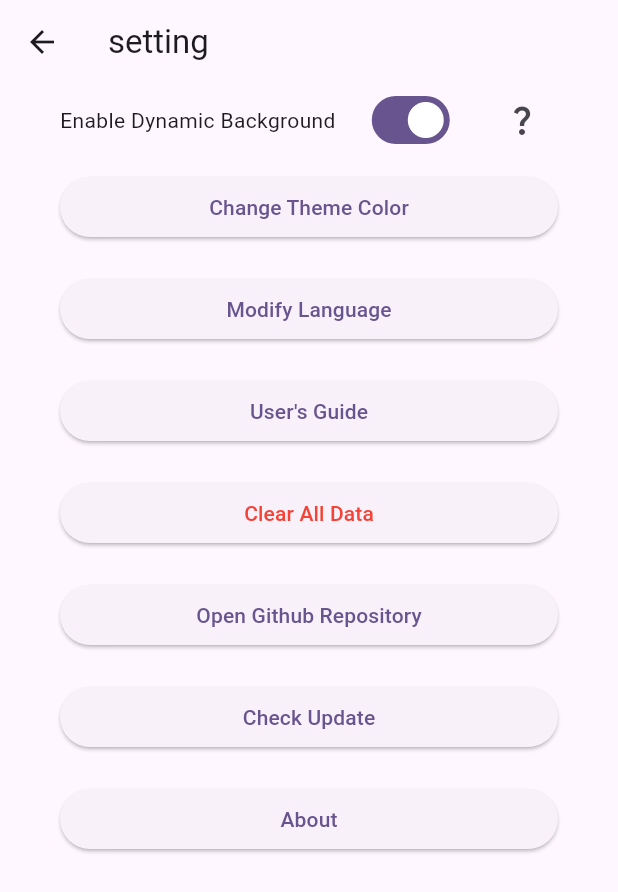
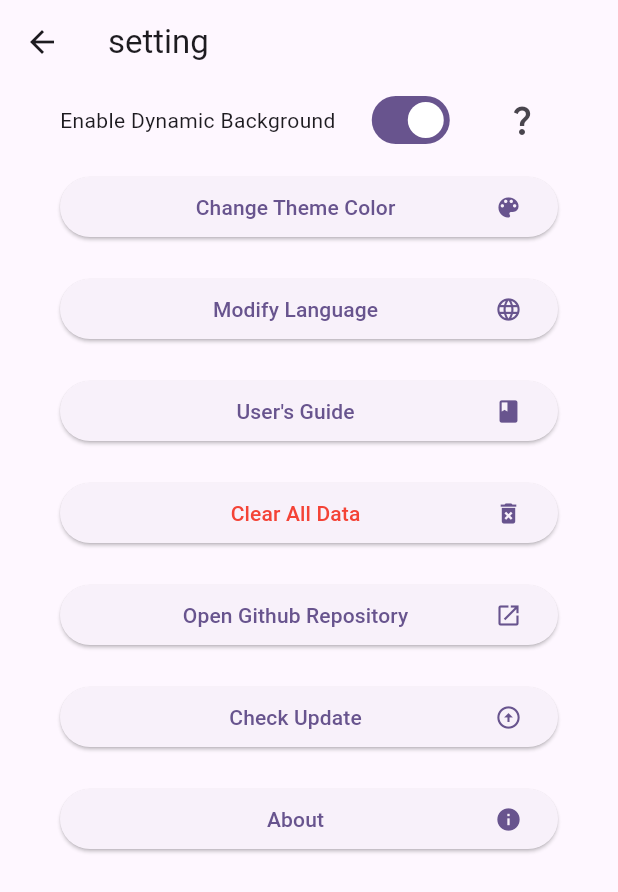
Before and after one commit to 57UU/Shape_Weather, a Flutter app: the screen it shows after launch, after a tap on the "settings" icon, on a phone screen of 412 x 824 dp. Shown: the top 892 px of the screen. Run offline on Flutter 3.47's test engine with Material 3 defaults, Android fonts, the phone set to English and light mode, and no system bars; our stand-ins replace flutter_colorpicker, package_info_plus, reorderables, shared_preferences, syncfusion_flutter_charts; missing offline and left inert: bitsdojo_window, open_weather_client; generated files the repository leaves out were written again; network calls fail.

Commit message:
update sidebar setting

```diff
--- a/lib/l10n/app_en.arb
+++ b/lib/l10n/app_en.arb
@@ -113,5 +113,9 @@
   "reorderTheList": "Reorder the List",
   "iUnderstand": "I understand",
   "allReleases": "All Releases",
-  "click2Check": "Click Here to Check"
+  "click2Check": "Click Here to Check",
+  "webMode":"Web Mode",
+  "tap2GetMoreInfo":"Tap to Get More Info",
+  "webModeIntroduce": "There are two kinds of web modes, one is webassembly and another is javascript.\nWebassembly usually comes with better performance, but it need a compatible browser."
+
 }
--- a/lib/l10n/app_zh.arb
+++ b/lib/l10n/app_zh.arb
@@ -113,5 +113,9 @@
   "iUnderstand": "我明白了",
   "locate": "定位",
   "allReleases": "所有历史版本",
-  "click2Check": "点击查看"
+  "click2Check": "点击查看",
+  "webMode":"网页运行模式",
+  "tap2GetMoreInfo":"点击查看更多",
+  "webModeIntroduce": "Shape Weather(Web)支持两种运行模式: webassembly与javascript.\nWebassembly通常来说具有更好的性能, 但是它需要浏览器支持才行"
+
 }
--- a/lib/weather_ui/home_page.dart
+++ b/lib/weather_ui/home_page.dart
@@ -37,6 +37,7 @@ class HomePageState extends State<HomePage> {
 
   @override
   Widget build(BuildContext context) {
+    var rootScaffold=GlobalKey<ScaffoldState>();
     if (weatherPages.value.isEmpty) {
       title = AppLocalizations.of(context)!.welcome2ShapeWeather;
     } else {
@@ -58,6 +59,7 @@ class HomePageState extends State<HomePage> {
     if (weatherPages.value.length == 1) {
       title = weatherPages.value.first.title;
     }
+
     var mainWidget = Scaffold(
 /*      drawer: Drawer(
         child: LocationChoose(widget.orientation,pageController),
@@ -85,17 +87,25 @@ class HomePageState extends State<HomePage> {
                     title,
                     key: ValueKey<String>(title),
                   )),
-              IconButton(
+              Builder(builder: (context) {
+                return IconButton(
                     onPressed: () {
+                      if (widget.orientation == Orientation.portrait) {
                         Navigator.push(context,
                             CupertinoPageRoute(builder: (builder) {
                           return const Setting();
                         }));
+                      } else {
+                        //open drawer
+                        rootScaffold.currentState!.openEndDrawer();
+                      }
                     },
-                  icon: const Icon(Icons.settings))
+                    icon: const Icon(Icons.settings));
+              })
             ],
           ),
         ),
+
         body: weatherPages.value.isEmpty
             ? Builder(builder: (context) {
                 return const Welcome();
@@ -111,13 +121,15 @@ class HomePageState extends State<HomePage> {
 
     var width = MediaQuery.of(context).size.width;
 
+
+    Widget child;
     if (isLandscape) {
       var locationChooseWidth = width * 2 / 5;
       double widthMax = 350;
       if (locationChooseWidth > widthMax) {
         locationChooseWidth = widthMax;
       }
-      return Row(
+      child= Row(
         children: [
           SizedBox(
               width: locationChooseWidth,
@@ -128,8 +140,17 @@ class HomePageState extends State<HomePage> {
         ],
       );
     } else {
-      return mainWidget;
+      child= mainWidget;
     }
+    return Scaffold(
+      key: rootScaffold,
+      body: child,
+      endDrawerEnableOpenDragGesture: false,
+      endDrawer: const Drawer(
+        width: 500,
+        child: Fragment(child: Setting()),
+      ),
+    );
 
     //return MyWidget();
   }
--- a/lib/weather_ui/setting.dart
+++ b/lib/weather_ui/setting.dart
@@ -35,6 +35,7 @@ class _SettingState extends State<Setting> {
               return const ChangeThemeColorPage();
             }));
           },
+          icon: const Icon(Icons.color_lens),
           child: Text(AppLocalizations.of(context)!.changeThemeColor)),
       ButtonWithPadding(
           onPressed: () {
@@ -42,6 +43,7 @@ class _SettingState extends State<Setting> {
               return const ChangeLanguagePage();
             }));
           },
+          icon: const Icon(Icons.language),
           child: Text(AppLocalizations.of(context)!.modifyLanguage)),
 
 /*          ElevatedButton(
@@ -59,6 +61,7 @@ class _SettingState extends State<Setting> {
               return const Introduce();
             }));
           },
+          icon: const Icon(Icons.book),
           child: Text(AppLocalizations.of(context)!.userGuidance)),
       ButtonWithPadding(
           onPressed: () async {
@@ -72,6 +75,7 @@ class _SettingState extends State<Setting> {
               loadConfig();
             }
           },
+          icon: const Icon(Icons.delete_forever),
           child: Text(
             AppLocalizations.of(context)!.clearAllData,
             style: const TextStyle(color: Colors.red),
@@ -82,12 +86,14 @@ class _SettingState extends State<Setting> {
                 await launchUrl(Uri.parse(
                     "https://github.com/57UU/Shape_Weather/releases"));
               },
-              child: Text(AppLocalizations.of(context)!.downloadNativeEdition))
+              icon: const Icon(Icons.open_in_new),
+              child: Text(AppLocalizations.of(context)!.downloadNativeEdition),)
           : Container(),
       ButtonWithPadding(
           onPressed: () async {
             await launchUrl(Uri.parse("https://github.com/57UU/Shape_Weather"));
           },
+          icon: const Icon(Icons.open_in_new),
           child: Text(AppLocalizations.of(context)!.openGithubRepo)),
       ButtonWithPadding(
           onPressed: () {
@@ -95,6 +101,7 @@ class _SettingState extends State<Setting> {
               return const CheckUpdates();
             }));
           },
+          icon: const Icon(Icons.arrow_circle_up),
           child: Text(AppLocalizations.of(context)!.checkUpdate)),
       ButtonWithPadding(
           onPressed: () {
@@ -102,6 +109,7 @@ class _SettingState extends State<Setting> {
               return const About();
             }));
           },
+          icon: const Icon(Icons.info),
           child:  Text(AppLocalizations.of(context)!.about)),
 
 /*      ButtonWithPadding(
--- a/lib/weather_ui/widgets/controls.dart
+++ b/lib/weather_ui/widgets/controls.dart
@@ -303,19 +303,31 @@ class Fragment extends StatelessWidget {
 class ButtonWithPadding extends StatelessWidget {
   final Function() onPressed;
   final Widget child;
+  final Widget? icon;
 
   const ButtonWithPadding(
-      {required this.child, required this.onPressed, super.key});
+      {required this.child, required this.onPressed, super.key, this.icon});
 
   @override
   Widget build(BuildContext context) {
+    Widget realChild;
+    if(icon!=null){
+      realChild=Row(
+        mainAxisAlignment: MainAxisAlignment.spaceBetween,
+        children: [
+          Container(),child,icon!
+        ],
+      );
+    }else{
+      realChild=child;
+    }
     return Padding(
       padding: const EdgeInsets.all(10),
       child: ElevatedButton(
           onPressed: onPressed,
           child: Padding(
             padding: const EdgeInsets.fromLTRB(0, 10, 0, 10),
-            child: child,
+            child: realChild,
           )),
     );
   }
@@ -341,8 +353,9 @@ class TextRow extends StatelessWidget {
 
   @override
   Widget build(BuildContext context) {
-    var result = MediaQuery.of(context);
-    var isThin = result.size.width < 700 && (text2.length + text.length) > 30;
+    return LayoutBuilder(builder: (builder,constraints){
+      //var result = MediaQuery.of(context);
+      var isThin = constraints.maxWidth < 700 && (text2.length + text.length) > 30;
       return isThin
           ? Padding(
         padding: const EdgeInsets.fromLTRB(0, 15, 0, 15),
@@ -359,6 +372,8 @@ class TextRow extends StatelessWidget {
           children: [Text(text), child, Text(text2)],
         ),
       );
+    });
+
   }
 }
 
--- a/pubspec.yaml
+++ b/pubspec.yaml
@@ -16,7 +16,7 @@ publish_to: 'none' # Remove this line if you wish to publish to pub.dev
 # https://developer.apple.com/library/archive/documentation/General/Reference/InfoPlistKeyReference/Articles/CoreFoundationKeys.html
 # In Windows, build-name is used as the major, minor, and patch parts
 # of the product and file versions while build-number is used as the build suffix.
-version: 1.11.3+1
+version: 1.11.4+1
 
 environment:
   sdk: '>=3.1.0 <4.0.0'
```
Also changed, not shown: lib/weather_ui/about.dart (+4 -4 lines). Lines whose indentation alone changed are shown as unchanged.
